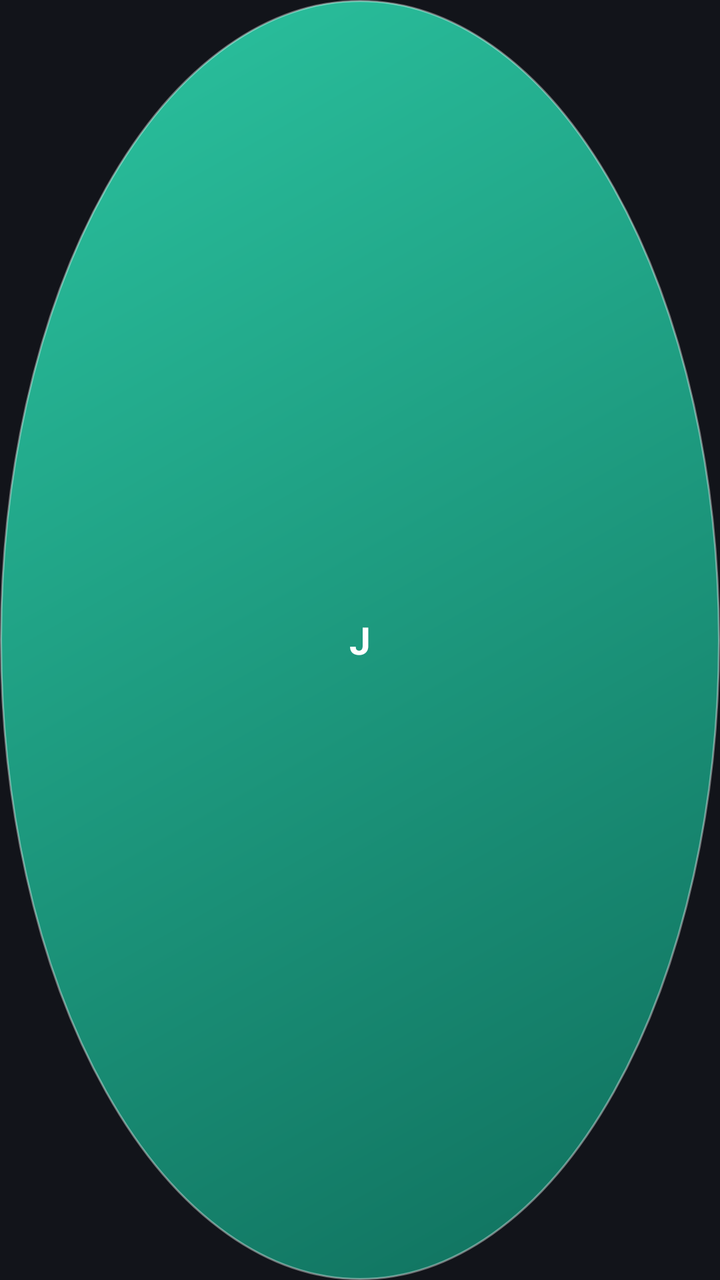
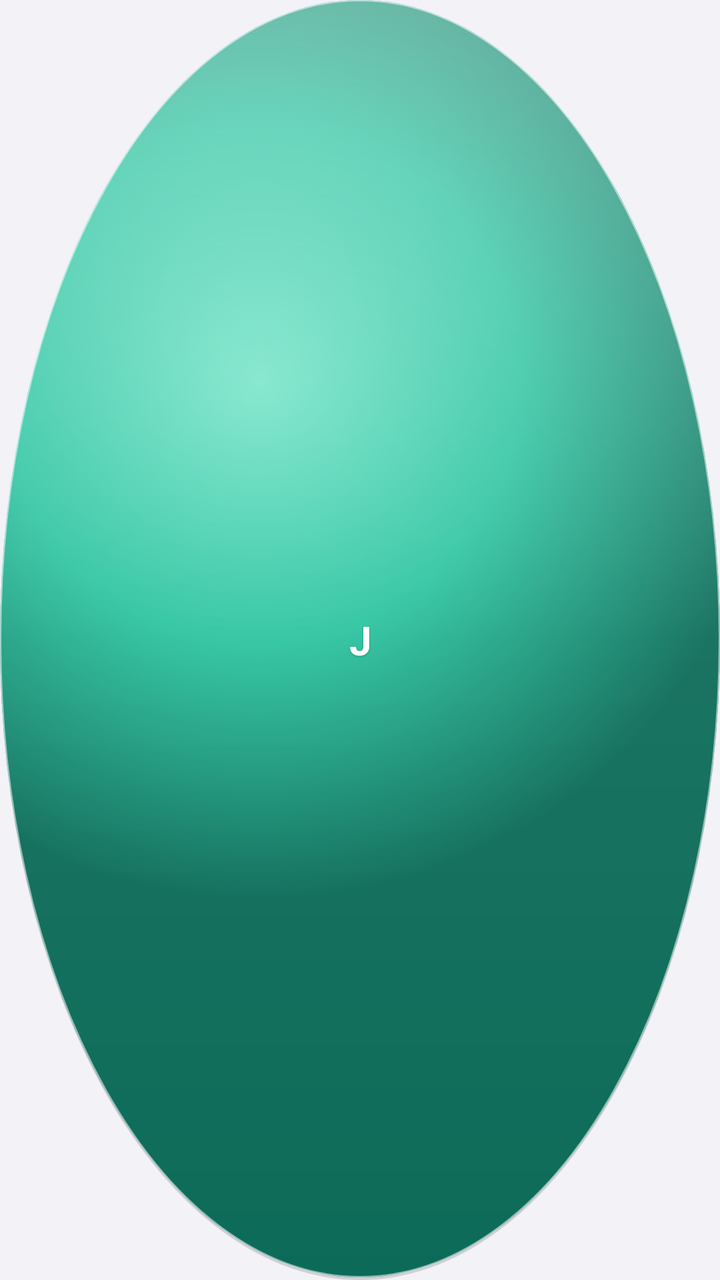

Screens rendered from an Android XML layout before and after an edit, with the pre-edit source and the edit as a unified diff.
<!-- AndroidManifest.xml: application theme AppTheme -->
<!-- res/layout/floating_ball.xml -->
<?xml version="1.0" encoding="utf-8"?>
<TextView xmlns:android="http://schemas.android.com/apk/res/android"
    android:id="@+id/ball"
    android:layout_width="48dp"
    android:layout_height="48dp"
    android:background="@drawable/bg_ball"
    android:gravity="center"
    android:text="J"
    android:textColor="#FFFFFFFF"
    android:textSize="19sp"
    android:textStyle="bold"
    android:elevation="6dp" />
<!-- resources referenced by this layout -->
<resources>
  <!-- drawable bg_ball (drawable) -->
  <?xml version="1.0" encoding="utf-8"?>
  <shape xmlns:android="http://schemas.android.com/apk/res/android"
      android:shape="oval">
      <gradient
          android:angle="315"
          android:startColor="#FF2BC4A0"
          android:endColor="#FF0F6E5C"
          android:type="linear" />
      <stroke android:width="1dp" android:color="#66FFFFFF" />
  </shape>
  <style name="AppTheme" parent="@android:style/Theme.Material.NoActionBar">
          <item name="android:windowBackground">#FF12141A</item>
          <item name="android:colorBackground">#FF12141A</item>
          <item name="android:textColorPrimary">#FFE6E9EC</item>
          <item name="android:navigationBarColor">#FF12141A</item>
          <item name="android:statusBarColor">#FF12141A</item>
      </style>
</resources>

<!-- the commit's change to res/layout/floating_ball.xml (unified diff, before → after) -->
@@ -5,8 +5,12 @@
     android:layout_height="48dp"
     android:background="@drawable/bg_ball"
     android:gravity="center"
+    android:letterSpacing="0.02"
     android:text="J"
     android:textColor="#FFFFFFFF"
-    android:textSize="19sp"
+    android:textSize="20sp"
     android:textStyle="bold"
-    android:elevation="6dp" />
+    android:shadowColor="#40000000"
+    android:shadowDx="0"
+    android:shadowDy="1"
+    android:shadowRadius="2" />
<!-- resource entries referenced after the edit -->
@@ -2,21 +2,58 @@
 <resources>
   <!-- drawable bg_ball (drawable) -->
   <?xml version="1.0" encoding="utf-8"?>
-  <shape xmlns:android="http://schemas.android.com/apk/res/android"
-      android:shape="oval">
-      <gradient
-          android:angle="315"
-          android:startColor="#FF2BC4A0"
-          android:endColor="#FF0F6E5C"
-          android:type="linear" />
-      <stroke android:width="1dp" android:color="#66FFFFFF" />
-  </shape>
-  <style name="AppTheme" parent="@android:style/Theme.Material.NoActionBar">
-          <item name="android:windowBackground">#FF12141A</item>
-          <item name="android:colorBackground">#FF12141A</item>
-          <item name="android:textColorPrimary">#FFE6E9EC</item>
-          <item name="android:navigationBarColor">#FF12141A</item>
-          <item name="android:statusBarColor">#FF12141A</item>
+  <layer-list xmlns:android="http://schemas.android.com/apk/res/android">
+  
+      
+      <item android:top="1.5dp">
+          <shape android:shape="oval">
+              <solid android:color="#24000000" />
+          </shape>
+      </item>
+  
+      
+      <item android:bottom="1.5dp">
+          <shape android:shape="oval">
+              <gradient
+                  android:type="radial"
+                  android:gradientRadius="72%p"
+                  android:centerX="0.36"
+                  android:centerY="0.30"
+                  android:startColor="#FF6FE3C6"
+                  android:centerColor="#FF2BC4A0"
+                  android:endColor="#FF0C6B58" />
+          </shape>
+      </item>
+  
+      
+      <item android:bottom="1.5dp">
+          <shape android:shape="oval">
+              <gradient
+                  android:angle="270"
+                  android:startColor="#59FFFFFF"
+                  android:centerColor="#0FFFFFFF"
+                  android:endColor="#00FFFFFF"
+                  android:type="linear" />
+          </shape>
+      </item>
+  
+      
+      <item android:bottom="1.5dp">
+          <shape android:shape="oval">
+              <stroke android:width="0.75dp" android:color="#8CFFFFFF" />
+          </shape>
+      </item>
+  </layer-list>
+  <style name="AppTheme" parent="@android:style/Theme.Material.Light.NoActionBar">
+          <item name="android:windowBackground">#FFF2F2F7</item>
+          <item name="android:colorBackground">#FFF2F2F7</item>
+          <item name="android:textColorPrimary">#FF1C1C1E</item>
+          <item name="android:textColorSecondary">#FF8E8E93</item>
+          <item name="android:colorAccent">#FF2BC4A0</item>
+          <item name="android:statusBarColor">#FFF2F2F7</item>
+          <item name="android:navigationBarColor">#FFF2F2F7</item>
+          <item name="android:windowLightStatusBar">true</item>
+          <item name="android:windowLightNavigationBar">true</item>
       </style>
 </resources>
 
